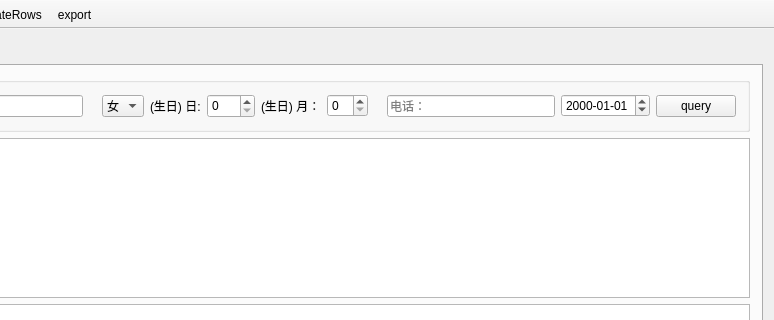
Before: the Qt Designer form mainwindow.ui in crouse/memory, drawn with Qt 5; both pictures show x 137 to 911 and y 0 to 320 of the 911 by 542 pixel window.
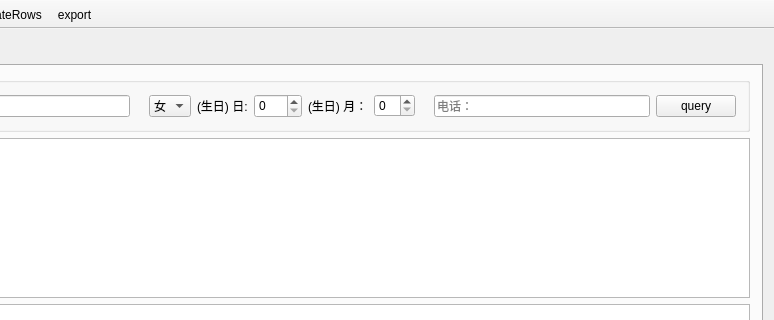
After: the same form once the commit is applied.

Commit message: 添加对生日的查询功能

```diff
--- a/mainwindow.ui
+++ b/mainwindow.ui
@@ -303,13 +303,6 @@
              </property>
             </widget>
            </item>
-           <item>
-            <widget class="QDateEdit" name="dateEditQ">
-             <property name="displayFormat">
-              <string>yyyy-MM-dd</string>
-             </property>
-            </widget>
-           </item>
            <item>
             <widget class="QPushButton" name="pushButtonQ">
              <property name="text">
```
The commit also changes 1 other file.
